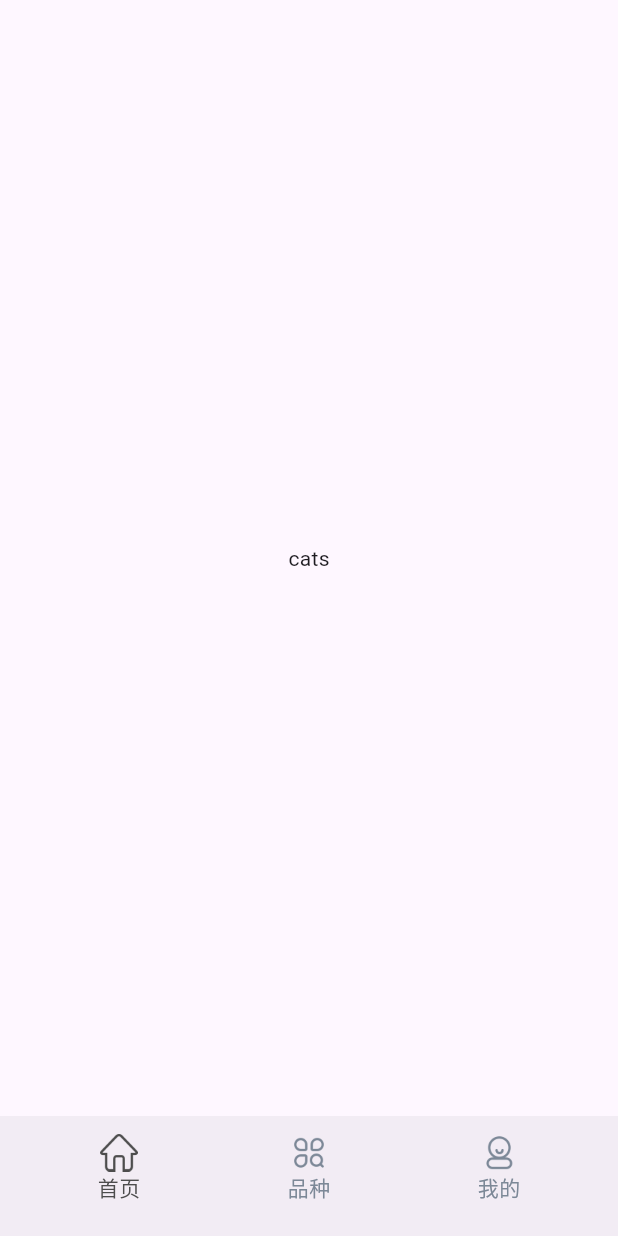
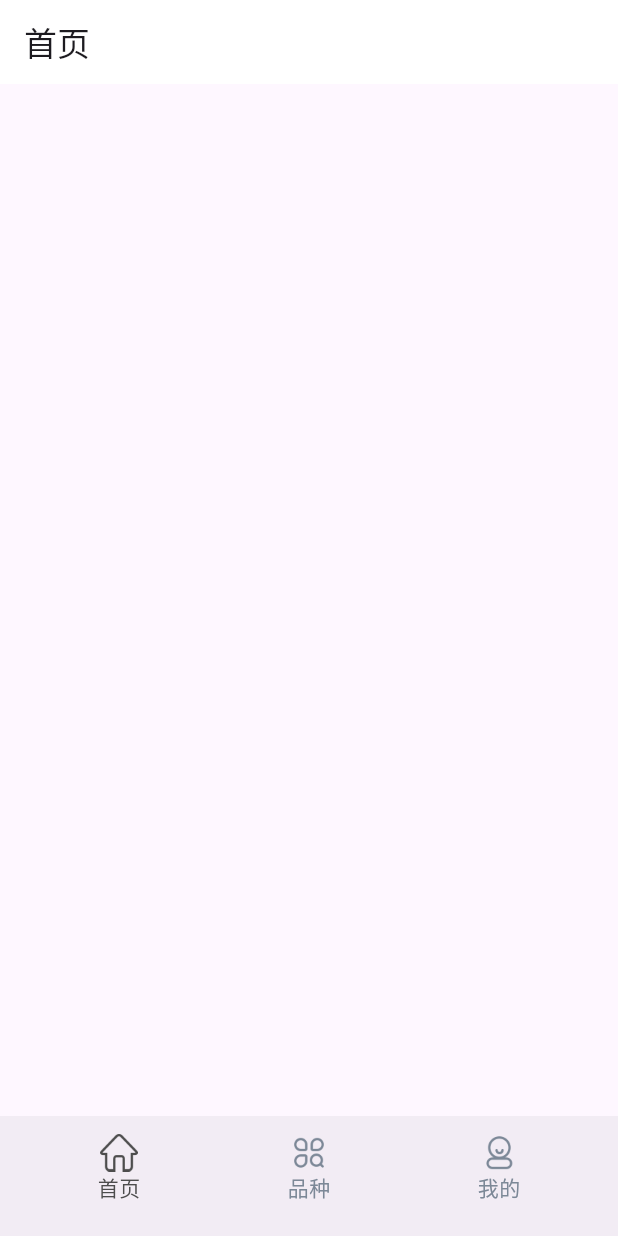
Before and after one commit to lalalalaowang/cat_gallery, a Flutter app: the screen it shows after launch, on a phone screen of 412 x 824 dp. Run offline on Flutter 3.47's test engine with Material 3 defaults, Android fonts, the phone set to English and light mode, and no system bars.

Commit message:
small add

```diff
--- a/lib/screen/cats_screen.dart
+++ b/lib/screen/cats_screen.dart
@@ -10,8 +10,14 @@ class CatsScreen extends StatefulWidget {
 class _CatsScreenState extends State<CatsScreen> {
   @override
   Widget build(BuildContext context) {
-    return const Center(
-      child: Text("cats"),
+    return Scaffold(
+      appBar: AppBar(
+        backgroundColor: Colors.white,
+        title: const Text("首页"),
+      ),
+      body: Column(
+        children: [],
+      ),
     );
   }
 }
```
Also changed, not shown: images/favorate.png (added), images/like.png (added), images/unlike.png (added).
